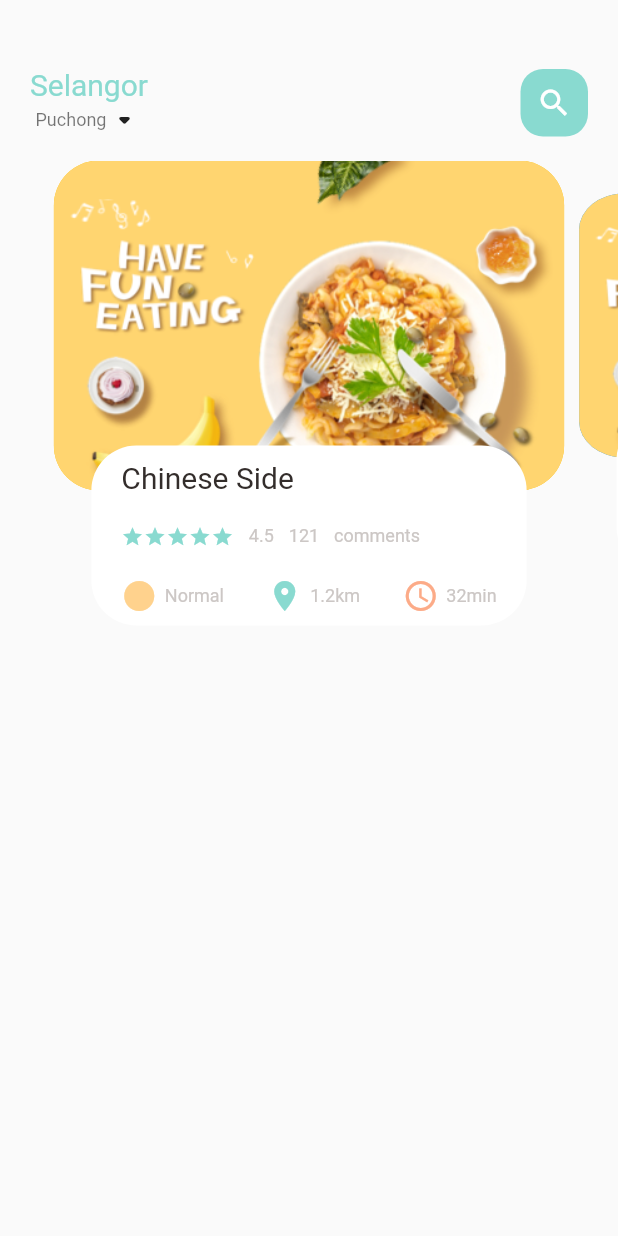
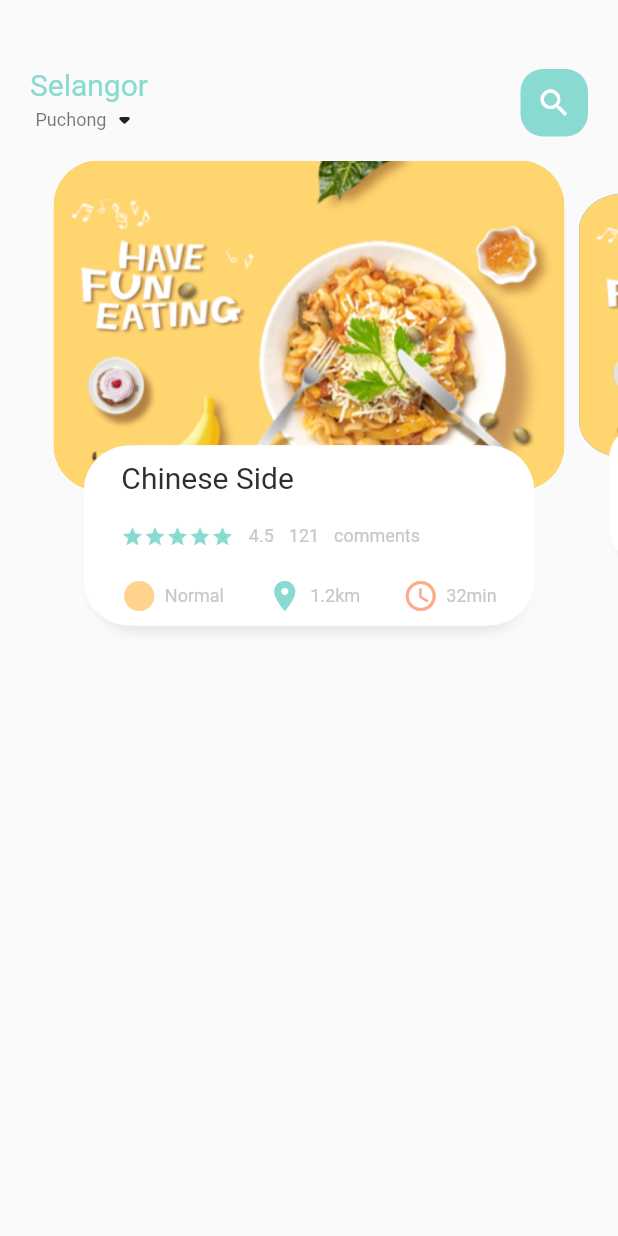
Before and after one commit to dawirashid/food_delivery_demo, a Flutter app: the screen it shows after launch, on a phone screen of 412 x 824 dp. Run offline on Flutter 3.47's test engine with Material 2 defaults, Android fonts, the phone set to English and light mode, and no system bars.

```diff
--- a/lib/home/food_page_body.dart
+++ b/lib/home/food_page_body.dart
@@ -16,8 +16,8 @@ class _FoodPageBodyState extends State<FoodPageBody> {
 
   // add zoom in zoom out
   var _currentPageValue = 0.0;
-  double _scaleFactor = 0.8;
-  double _height = 220;
+  final double _scaleFactor = 0.8;
+  final double _height = 220;
 
   @override
   void initState() {
@@ -54,28 +54,26 @@ class _FoodPageBodyState extends State<FoodPageBody> {
     Matrix4 matrix = Matrix4.identity();
     if (index == _currentPageValue.floor()) {
       var currentScale = 1 - (_currentPageValue - index) * (1 - _scaleFactor);
-      var currentTrans = _height*(1-currentScale)/2;
-      matrix = Matrix4.diagonal3Values(1, currentScale, 1)..setTranslationRaw(0, currentTrans, 0);
-
+      var currentTrans = _height * (1 - currentScale) / 2;
+      matrix = Matrix4.diagonal3Values(1, currentScale, 1)
+        ..setTranslationRaw(0, currentTrans, 0);
     } else if (index == _currentPageValue.floor() + 1) {
       var currentScale =
           _scaleFactor + (_currentPageValue - index + 1) * (1 - _scaleFactor);
-      var currentTrans = _height*(1-currentScale)/2;
+      var currentTrans = _height * (1 - currentScale) / 2;
       matrix = Matrix4.diagonal3Values(1, currentScale, 1);
-      matrix = Matrix4.diagonal3Values(1, currentScale, 1)..setTranslationRaw(0, currentTrans, 0);
-    }
-
-    else if (index == _currentPageValue.floor() - 1) {
+      matrix = Matrix4.diagonal3Values(1, currentScale, 1)
+        ..setTranslationRaw(0, currentTrans, 0);
+    } else if (index == _currentPageValue.floor() - 1) {
       var currentScale = 1 - (_currentPageValue - index) * (1 - _scaleFactor);
-      var currentTrans = _height*(1-currentScale)/2;
+      var currentTrans = _height * (1 - currentScale) / 2;
       matrix = Matrix4.diagonal3Values(1, currentScale, 1);
-      matrix = Matrix4.diagonal3Values(1, currentScale, 1)..setTranslationRaw(0, currentTrans, 0);
-    }
-
-    else {
-      var currentScale =0.8;
-      matrix = Matrix4.diagonal3Values(1, currentScale, 1)..setTranslationRaw(0, _height*(1-_scaleFactor)/2, 1);
-
+      matrix = Matrix4.diagonal3Values(1, currentScale, 1)
+        ..setTranslationRaw(0, currentTrans, 0);
+    } else {
+      var currentScale = 0.8;
+      matrix = Matrix4.diagonal3Values(1, currentScale, 1)
+        ..setTranslationRaw(0, _height * (1 - _scaleFactor) / 2, 1);
     }
 
     return Transform(
@@ -104,6 +102,21 @@ class _FoodPageBodyState extends State<FoodPageBody> {
               decoration: BoxDecoration(
                 borderRadius: BorderRadius.circular(30),
                 color: Colors.white,
+                boxShadow: const [
+                  BoxShadow(
+                    color: Color(0xFFE8E8E8),
+                    blurRadius: 5.0,
+                    offset: Offset(0, 5),
+                  ),
+                  BoxShadow(
+                    color: Colors.white,
+                    offset: Offset(-5, 0),
+                  ),
+                  BoxShadow(
+                    color: Colors.white,
+                    offset: Offset(5, 0),
+                  ),
+                ],
               ),
               child: Container(
                 padding: const EdgeInsets.only(top: 10, left: 20, right: 20),
```
